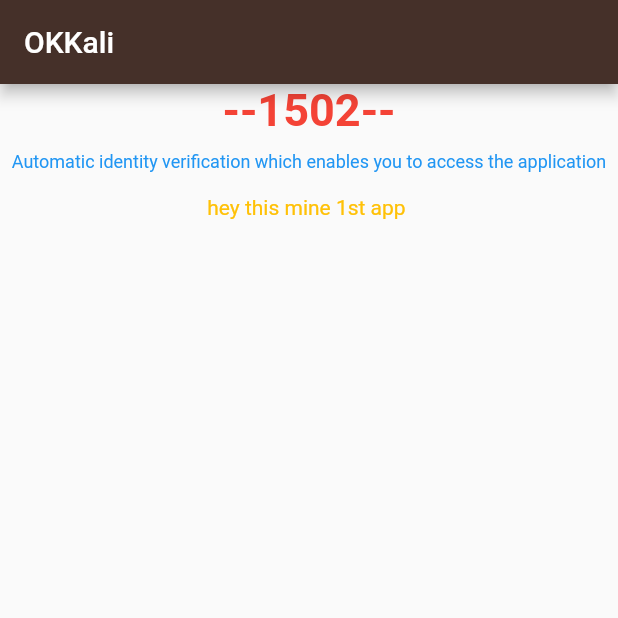
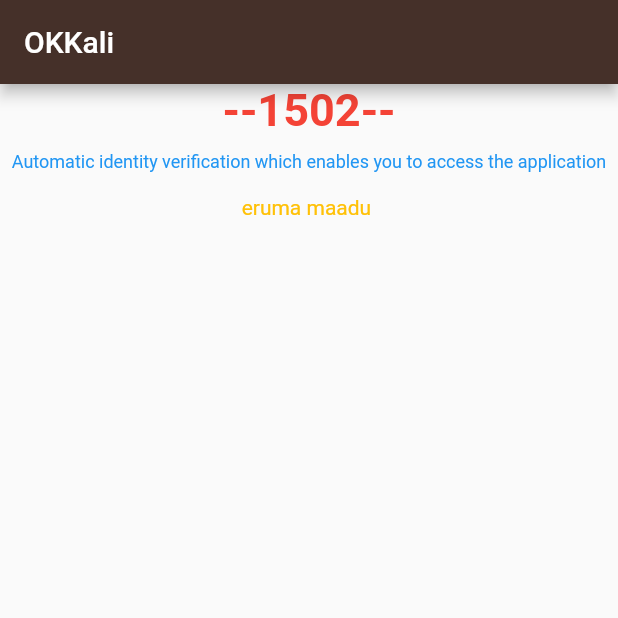
Before and after one commit to jananialagar/flutter_app, a Flutter app: the screen it shows after launch, on a phone screen of 412 x 824 dp, the top half of it. Run offline on Flutter 3.47's test engine with Material 2 defaults, Android fonts, the phone set to English and light mode, and no system bars.

Commit message:
second_commit

```diff
--- a/lib/main.dart
+++ b/lib/main.dart
@@ -57,7 +57,7 @@ class Homepage extends StatelessWidget {
                 alignment: Alignment.topCenter,
                 children: [
                   Text(
-                    "hey this mine 1st app ",
+                    "eruma maadu ",
                     style: TextStyle(color: Colors.amber),
                   )
                 ],
```
